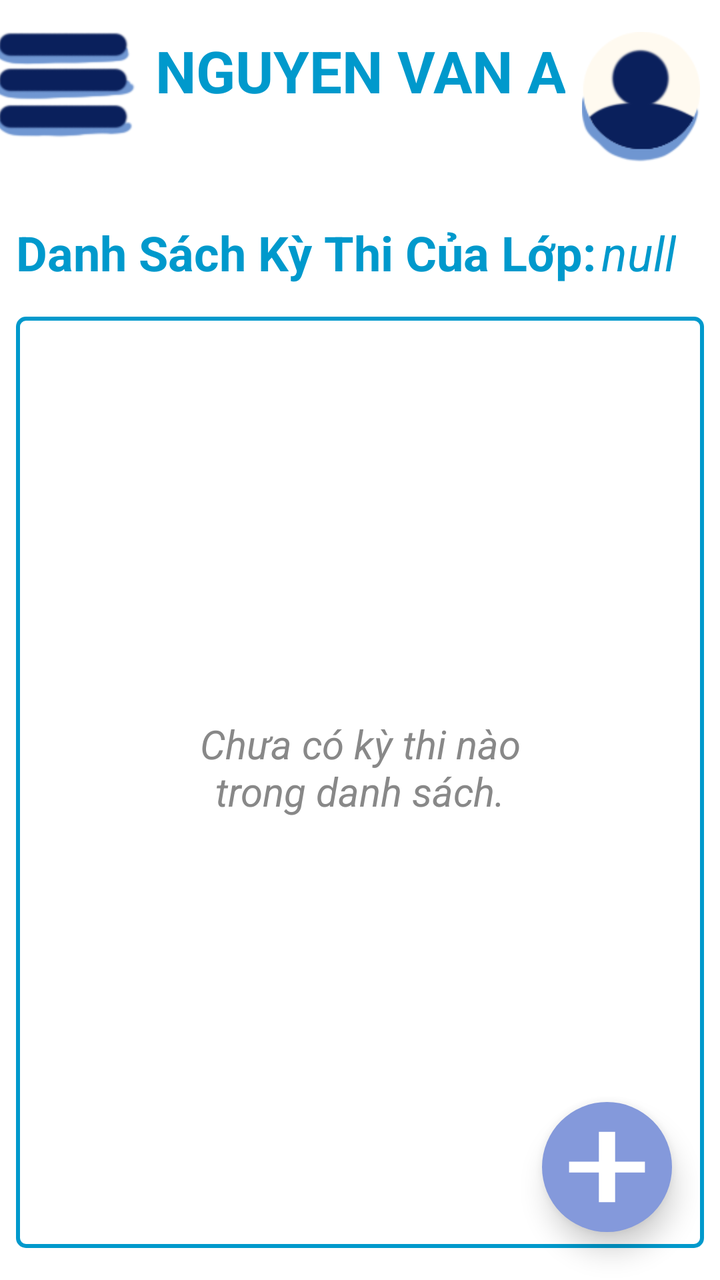
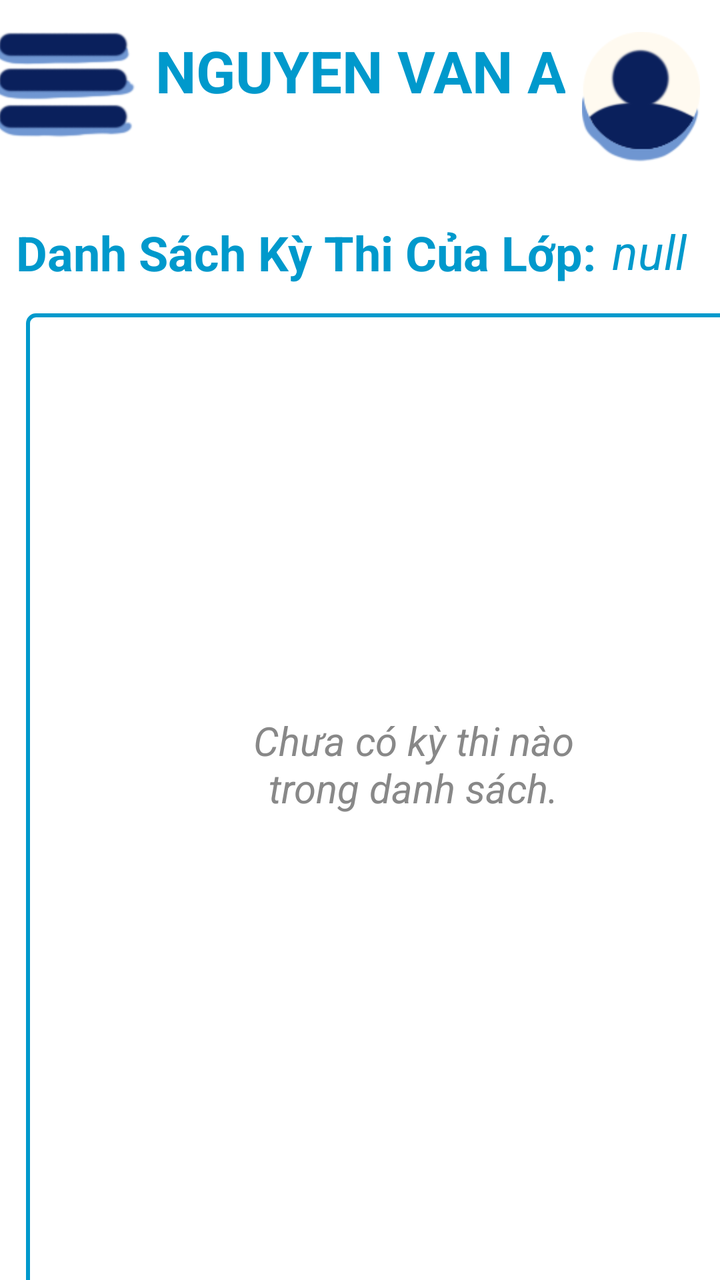

An Android layout rendered at two revisions. The XML below is the earlier revision; the diff shows what the commit changed to produce the second picture.
<!-- AndroidManifest.xml: application theme Theme.SmartQuiz -->
<!-- res/layout/teacher_list_assessment.xml -->
<?xml version="1.0" encoding="utf-8"?>
<androidx.constraintlayout.widget.ConstraintLayout xmlns:android="http://schemas.android.com/apk/res/android"
    xmlns:app="http://schemas.android.com/apk/res-auto"
    xmlns:tools="http://schemas.android.com/tools"
    android:layout_width="match_parent"
    android:id="@+id/main"
    android:layout_height="match_parent">

    
    <LinearLayout
        android:id="@+id/floating_menu"
        android:layout_width="385dp"
        android:layout_height="690dp"
        android:layout_margin="16dp"
        android:background="@drawable/white_box"
        android:elevation="8dp"
        android:orientation="vertical"
        android:padding="12dp"
        android:visibility="gone"
        app:layout_constraintBottom_toBottomOf="parent"
        app:layout_constraintEnd_toEndOf="parent"
        app:layout_constraintStart_toStartOf="parent"
        app:layout_constraintTop_toBottomOf="@+id/constraintLayout">

        <TextView
            android:id="@+id/menu_home"
            android:layout_width="224dp"
            android:layout_height="122dp"
            android:padding="8dp"
            android:text="Upload đề"
            android:textSize="18sp" />


        <TextView
            android:id="@+id/classes"
            android:layout_width="224dp"
            android:layout_height="122dp"
            android:padding="8dp"
            android:text="Lớp Học"
            android:textSize="18sp" />

        <TextView
            android:id="@+id/menu_test"
            android:layout_width="223dp"
            android:layout_height="111dp"
            android:padding="8dp"
            android:text="Sửa đề"
            android:textSize="18sp" />

        <TextView
            android:id="@+id/menu_answer"
            android:layout_width="222dp"
            android:layout_height="145dp"
            android:padding="8dp"
            android:text="Tạo đề"
            android:textSize="18sp" />

    </LinearLayout>

    <androidx.constraintlayout.widget.ConstraintLayout
        android:id="@+id/constraintLayout"
        android:layout_width="match_parent"
        android:layout_height="94dp"
        app:layout_constraintEnd_toEndOf="parent"
        app:layout_constraintStart_toStartOf="parent"
        android:elevation="4dp"
        android:translationZ="4dp"
        app:layout_constraintTop_toTopOf="parent">

        <TextView
            android:id="@+id/user_name"
            android:layout_width="wrap_content"
            android:layout_height="wrap_content"
            android:gravity="center"
            android:text="Nguyen Van A"
            android:textAllCaps="true"
            android:textColor="@android:color/holo_blue_dark"
            android:textSize="29dp"
            android:textStyle="bold"
            app:layout_constraintBottom_toBottomOf="parent"
            app:layout_constraintEnd_toEndOf="parent"
            app:layout_constraintStart_toStartOf="parent"
            app:layout_constraintTop_toTopOf="parent"
            app:layout_constraintVertical_bias="0.29" />

        <ImageButton
            android:id="@+id/registerBtn"
            android:layout_width="71dp"
            android:layout_height="53dp"
            android:layout_marginStart="8dp"
            android:layout_marginTop="16dp"
            android:layout_marginEnd="21dp"
            android:layout_marginBottom="25dp"
            android:background="@null"
            android:scaleType="fitCenter"
            app:layout_constraintBottom_toBottomOf="parent"
            app:layout_constraintEnd_toStartOf="@+id/user_name"
            app:layout_constraintStart_toStartOf="parent"
            app:layout_constraintTop_toTopOf="parent"
            app:srcCompat="@drawable/menu" />

        <ImageButton
            android:id="@+id/imageButton4"
            android:layout_width="69dp"
            android:layout_height="65dp"
            android:layout_marginStart="15dp"
            android:layout_marginTop="16dp"
            android:layout_marginEnd="17dp"
            android:layout_marginBottom="13dp"
            android:background="@null"
            android:scaleType="fitCenter"
            app:layout_constraintBottom_toBottomOf="parent"
            app:layout_constraintEnd_toEndOf="parent"
            app:layout_constraintStart_toEndOf="@+id/user_name"
            app:layout_constraintTop_toTopOf="parent"
            app:srcCompat="@drawable/user" />

    </androidx.constraintlayout.widget.ConstraintLayout>

    
    <androidx.constraintlayout.widget.ConstraintLayout
        android:layout_width="0dp"
        android:layout_height="0dp"
        app:layout_constraintBottom_toBottomOf="parent"
        app:layout_constraintEnd_toEndOf="parent"
        app:layout_constraintHorizontal_bias="1.0"
        app:layout_constraintStart_toStartOf="parent"
        app:layout_constraintTop_toBottomOf="@+id/constraintLayout"
        app:layout_constraintVertical_bias="0.0">

        <TextView
            android:id="@+id/textView12"
            android:layout_width="wrap_content"
            android:layout_height="wrap_content"
            android:layout_marginStart="8dp"
            android:layout_marginTop="16dp"
            android:text="Danh Sách Kỳ Thi Của Lớp:"
            android:textColor="@android:color/holo_blue_dark"
            android:textSize="24dp"
            android:textStyle="bold"
            app:layout_constraintStart_toStartOf="parent"
            app:layout_constraintTop_toTopOf="parent" />

        <TextView
            android:id="@+id/emptyStateTextView"
            android:layout_width="200sp"
            android:layout_height="wrap_content"
            android:layout_marginStart="16dp"
            android:layout_marginTop="200dp"
            android:layout_marginEnd="16dp"
            android:layout_marginBottom="200dp"
            android:gravity="center"
            android:text="Chưa có kỳ thi nào trong danh sách."
            android:textColor="#888888"
            android:textSize="20sp"
            android:textStyle="italic"
            app:layout_constraintBottom_toBottomOf="@+id/scrollView2"
            app:layout_constraintEnd_toEndOf="@+id/scrollView2"
            app:layout_constraintStart_toStartOf="@+id/scrollView2"

            app:layout_constraintTop_toTopOf="@+id/scrollView2"
            app:layout_constraintVertical_bias="0.0"
            tools:visibility="visible" />

        <ScrollView
            android:id="@+id/scrollView2"
            android:layout_width="0dp"
            android:layout_height="0dp"
            android:layout_marginStart="8dp"
            android:layout_marginTop="16dp"
            android:layout_marginEnd="8dp"
            android:layout_marginBottom="16dp"
            android:background="@drawable/border"
            app:layout_constraintBottom_toBottomOf="parent"
            app:layout_constraintEnd_toEndOf="parent"
            app:layout_constraintStart_toStartOf="parent"
            app:layout_constraintTop_toBottomOf="@+id/textView12">

            <LinearLayout
                android:id="@+id/scroll_view_class_list"
                android:layout_width="match_parent"
                android:layout_height="wrap_content"
                android:orientation="vertical"
                tools:context=".MainActivity" />
        </ScrollView>

        <ImageButton
            android:id="@+id/add_btnClass"
            android:layout_width="65dp"
            android:layout_height="65dp"
            android:layout_marginEnd="24dp"
            android:layout_marginBottom="24dp"

            android:background="@drawable/circle"
            android:contentDescription="TODO"
            android:elevation="4dp"
            android:scaleType="fitCenter"
            android:src="@drawable/baseline_add_24"
            android:translationZ="4dp"

            app:layout_constraintBottom_toBottomOf="parent"
            app:layout_constraintEnd_toEndOf="parent"
            app:layout_constraintHorizontal_bias="1.0"
            app:layout_constraintStart_toStartOf="parent" />

        <TextView
            android:id="@+id/class_name"
            android:layout_width="wrap_content"
            android:layout_height="wrap_content"
            android:text="null"
            android:textColor="@android:color/holo_blue_dark"
            android:textSize="24sp"
            android:textStyle="italic"
            app:layout_constraintBottom_toTopOf="@+id/scrollView2"
            app:layout_constraintEnd_toEndOf="parent"
            app:layout_constraintHorizontal_bias="0.105"
            app:layout_constraintStart_toEndOf="@+id/textView12"
            app:layout_constraintTop_toTopOf="parent" />


    </androidx.constraintlayout.widget.ConstraintLayout>
</androidx.constraintlayout.widget.ConstraintLayout>
<!-- resources referenced by this layout -->
<resources>
  <!-- drawable baseline_add_24 (drawable) -->
  <vector xmlns:android="http://schemas.android.com/apk/res/android"
      android:width="24dp"
      android:height="24dp"
      android:viewportWidth="24"
      android:viewportHeight="24"
      android:tint="@android:color/white"> 
  
      
      
      <path
          android:fillColor="@android:color/white"
          android:pathData="M19,13H13.5V18.5H10.5V13H5V11H10.5V5.5H13.5V11H19V13Z"/>
  
  </vector>
  <!-- drawable border (drawable) -->
  <?xml version="1.0" encoding="utf-8"?>
  <shape xmlns:android="http://schemas.android.com/apk/res/android">
      <solid android:color="@android:color/transparent" />
      <stroke
          android:width="2dp"
          android:color="@android:color/holo_blue_dark" />
      <corners android:radius="4dp" />
  </shape>
  <!-- drawable circle (drawable) -->
  <?xml version="1.0" encoding="utf-8"?>
  <shape xmlns:android="http://schemas.android.com/apk/res/android"
      android:shape="oval">
      <solid android:color="@color/dark_blue"/>
  </shape>
  <!-- drawable menu: png bitmap (drawable, 4225 bytes) -->
  <!-- drawable user: png bitmap (drawable, 4784 bytes) -->
  <!-- drawable white_box (drawable) -->
  <?xml version="1.0" encoding="utf-8"?>
  <shape xmlns:android="http://schemas.android.com/apk/res/android"
      android:shape="rectangle">
      <solid android:color="@color/white"/>
      <corners android:radius="20dp"/>
  </shape>
  <style name="Theme.SmartQuiz" parent="Theme.MaterialComponents.DayNight.DarkActionBar">
          
          <item name="colorPrimary">@color/purple_500</item>
          <item name="colorPrimaryVariant">@color/purple_700</item>
          <item name="colorOnPrimary">@color/white</item>
          
          <item name="colorSecondary">@color/teal_200</item>
          <item name="colorSecondaryVariant">@color/teal_700</item>
          <item name="colorOnSecondary">@color/black</item>
          
          <item name="android:statusBarColor">?attr/colorPrimaryVariant</item>
          
      </style>
  <color name="dark_blue">#8499DB</color>
  <color name="white">#FFFFFFFF</color>
  <color name="purple_500">#FF6200EE</color>
  <color name="purple_700">#FF3700B3</color>
  <color name="teal_200">#FF03DAC5</color>
  <color name="teal_700">#FF018786</color>
  <color name="black">#FF000000</color>
</resources>

<!-- the commit's change to res/layout/teacher_list_assessment.xml (unified diff, before → after) -->
@@ -4,7 +4,7 @@
     xmlns:tools="http://schemas.android.com/tools"
     android:layout_width="match_parent"
     android:id="@+id/main"
-    android:layout_height="match_parent">
+    android:layout_height="wrap_content">
 
     
     <LinearLayout
@@ -119,11 +119,11 @@
 
     
     <androidx.constraintlayout.widget.ConstraintLayout
-        android:layout_width="0dp"
-        android:layout_height="0dp"
+        android:layout_width="413dp"
+        android:layout_height="760dp"
         app:layout_constraintBottom_toBottomOf="parent"
         app:layout_constraintEnd_toEndOf="parent"
-        app:layout_constraintHorizontal_bias="1.0"
+        app:layout_constraintHorizontal_bias="0.0"
         app:layout_constraintStart_toStartOf="parent"
         app:layout_constraintTop_toBottomOf="@+id/constraintLayout"
         app:layout_constraintVertical_bias="0.0">
@@ -164,8 +164,8 @@
 
         <ScrollView
             android:id="@+id/scrollView2"
-            android:layout_width="0dp"
-            android:layout_height="0dp"
+            android:layout_width="387dp"
+            android:layout_height="683dp"
             android:layout_marginStart="8dp"
             android:layout_marginTop="16dp"
             android:layout_marginEnd="8dp"
@@ -177,15 +177,16 @@
             app:layout_constraintTop_toBottomOf="@+id/textView12">
 
             <LinearLayout
-                android:id="@+id/scroll_view_class_list"
+                android:id="@+id/scroll_view_assessment_list"
                 android:layout_width="match_parent"
                 android:layout_height="wrap_content"
+                android:layout_marginTop="15sp"
                 android:orientation="vertical"
                 tools:context=".MainActivity" />
         </ScrollView>
 
         <ImageButton
-            android:id="@+id/add_btnClass"
+            android:id="@+id/add_btnAssessment"
             android:layout_width="65dp"
             android:layout_height="65dp"
             android:layout_marginEnd="24dp"
<!-- resource entries referenced after the edit -->
@@ -52,7 +52,7 @@
           <item name="android:statusBarColor">?attr/colorPrimaryVariant</item>
           
       </style>
-  <color name="dark_blue">#8499DB</color>
+  <color name="dark_blue">#DF92ACFF</color>
   <color name="white">#FFFFFFFF</color>
   <color name="purple_500">#FF6200EE</color>
   <color name="purple_700">#FF3700B3</color>
